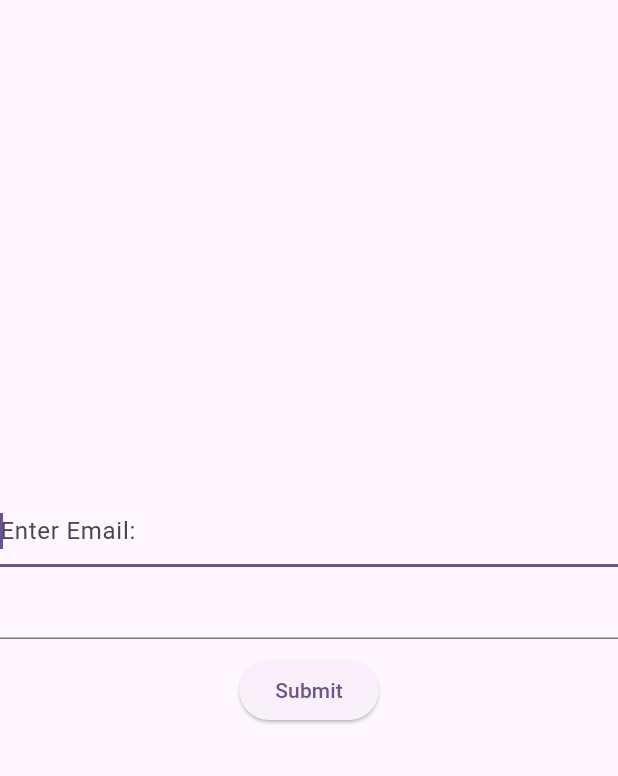
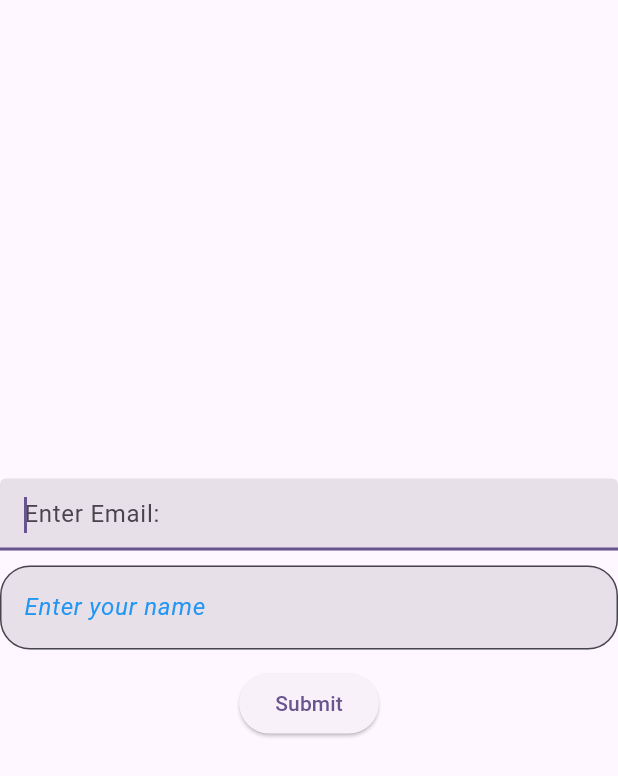
Before and after one commit to poojac-nt/Flutter_Training, a Flutter app: the screen it shows after launch, on a phone screen of 412 x 824 dp. Shown: the top 776 px of the screen. Run offline on Flutter 3.47's test engine with Material 3 defaults, Android fonts, the phone set to English and light mode, and no system bars.

Commit message:
text form field

```diff
--- a/lib/widgets/input/form_example.dart
+++ b/lib/widgets/input/form_example.dart
@@ -1,4 +1,5 @@
 import 'package:flutter/material.dart';
+import 'package:flutter/services.dart';
 
 class FormExample extends StatefulWidget {
   const FormExample({super.key});
@@ -39,7 +40,14 @@ class _FormExampleState extends State<FormExample> {
               TextFormField(
                 autofocus: true,
                 controller: controller,
-                decoration: InputDecoration(hintText: "Enter Email:"),
+                decoration: InputDecoration(
+                  filled: true,
+                  hintText: "Enter Email:",
+                  enabledBorder: OutlineInputBorder(
+                      borderRadius: BorderRadius.circular(10),
+                      borderSide:
+                          BorderSide(color: Colors.deepPurple, width: 2)),
+                ),
                 validator: (String? value) {
                   if (value!.isEmpty || value == null) {
                     return "Please Enter an email";
@@ -47,11 +55,32 @@ class _FormExampleState extends State<FormExample> {
                   return null;
                 },
               ),
+              SizedBox(
+                height: 10,
+              ),
               TextFormField(
                 focusNode: myFocusNode,
+                autovalidateMode: AutovalidateMode.onUserInteraction,
+                textCapitalization: TextCapitalization.characters,
+                cursorColor: Colors.red,
+                decoration: InputDecoration(
+                    hintText: "Enter your name",
+                    border: OutlineInputBorder(
+                        borderRadius: BorderRadius.circular(20),
+                        borderSide: BorderSide(color: Colors.grey)),
+                    filled: true,
+                    focusedBorder: OutlineInputBorder(
+                        borderRadius: BorderRadius.circular(10),
+                        borderSide: BorderSide(color: Colors.blue, width: 2)),
+                    hintStyle: TextStyle(
+                        color: Colors.blue, fontStyle: FontStyle.italic)),
+                inputFormatters: [
+                  FilteringTextInputFormatter.digitsOnly,
+                  LengthLimitingTextInputFormatter(10),
+                ],
               ),
               Padding(
-                padding: EdgeInsets.all(10.0),
+                padding: EdgeInsets.all(12.0),
                 child: ElevatedButton(
                     onPressed: () {
                       myFocusNode.requestFocus();
```
